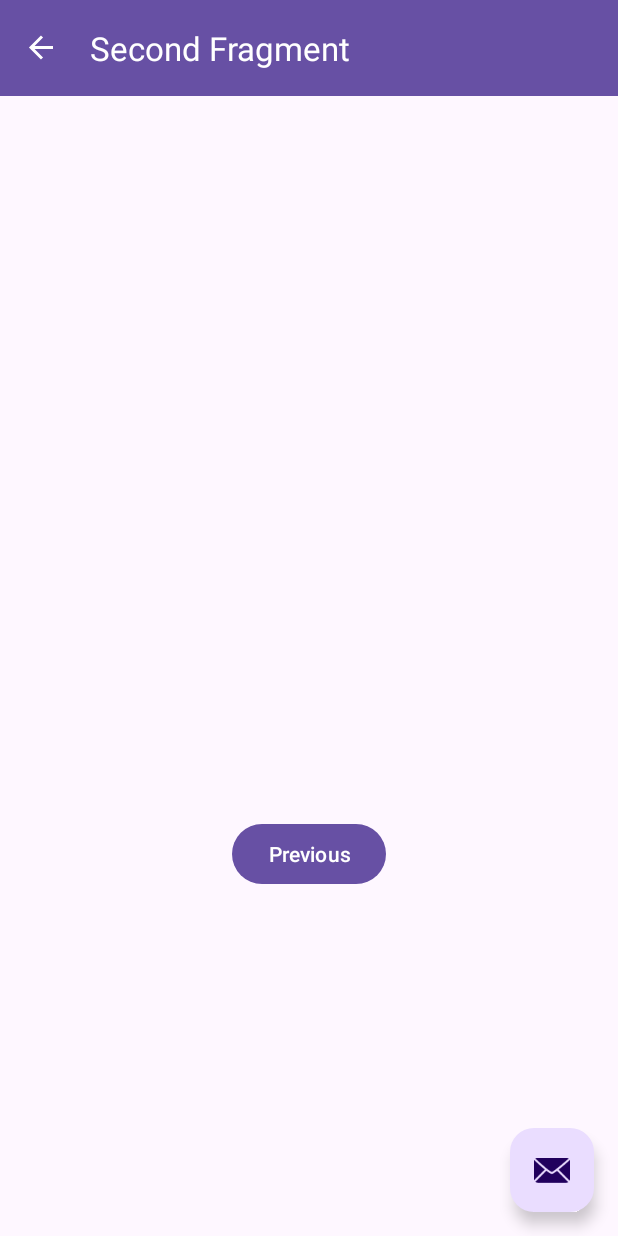
After one commit to KevinAlexanderSoto/Android-BookyouU-APP, an Android app: the ScoreFragment screen opened through its navigation route, on a phone screen of 412 x 824 dp. The commit adds this screen. Run offline under Robolectric (Android 15) with nearby library versions, the phone set to English and light mode, and no system bars; our stand-ins replace navigation-ui.

Commit message:
feature : add activity and some fragments to student user

```diff
--- /dev/null
+++ b/app/src/main/java/com/kalex/bookyouu/StudentActivity.kt
@@ -0,0 +1,40 @@
+package com.kalex.bookyouu
+
+import android.os.Bundle
+import com.google.android.material.snackbar.Snackbar
+import androidx.appcompat.app.AppCompatActivity
+import androidx.navigation.findNavController
+import androidx.navigation.ui.AppBarConfiguration
+import androidx.navigation.ui.navigateUp
+import androidx.navigation.ui.setupActionBarWithNavController
+import com.kalex.bookyouu.databinding.StudentActivityBinding
+
+class StudentActivity : AppCompatActivity() {
+
+    private lateinit var appBarConfiguration: AppBarConfiguration
+    private lateinit var binding: StudentActivityBinding
+
+    override fun onCreate(savedInstanceState: Bundle?) {
+        super.onCreate(savedInstanceState)
+
+        binding = StudentActivityBinding.inflate(layoutInflater)
+        setContentView(binding.root)
+
+        setSupportActionBar(binding.toolbar)
+
+        val navController = findNavController(R.id.nav_host_fragment_content_student)
+        appBarConfiguration = AppBarConfiguration(navController.graph)
+        setupActionBarWithNavController(navController, appBarConfiguration)
+
+        binding.fab.setOnClickListener { view ->
+            Snackbar.make(view, "Replace with your own action", Snackbar.LENGTH_LONG)
+                .setAction("Action", null).show()
+        }
+    }
+
+    override fun onSupportNavigateUp(): Boolean {
+        val navController = findNavController(R.id.nav_host_fragment_content_student)
+        return navController.navigateUp(appBarConfiguration)
+                || super.onSupportNavigateUp()
+    }
+}
--- /dev/null
+++ b/app/src/main/java/com/kalex/bookyouu/student/view/NotesFragment.kt
@@ -0,0 +1,45 @@
+package com.kalex.bookyouu.student.view
+
+import android.os.Bundle
+import androidx.fragment.app.Fragment
+import android.view.LayoutInflater
+import android.view.View
+import android.view.ViewGroup
+import androidx.navigation.fragment.findNavController
+import com.kalex.bookyouu.R
+import com.kalex.bookyouu.databinding.StudentNotesFragmentBinding
+
+/**
+ * A simple [Fragment] subclass as the default destination in the navigation.
+ */
+class NotesFragment : Fragment() {
+
+    private var _binding: StudentNotesFragmentBinding? = null
+
+    // This property is only valid between onCreateView and
+    // onDestroyView.
+    private val binding get() = _binding!!
+
+    override fun onCreateView(
+        inflater: LayoutInflater, container: ViewGroup?,
+        savedInstanceState: Bundle?
+    ): View? {
+
+        _binding = StudentNotesFragmentBinding.inflate(inflater, container, false)
+        return binding.root
+
+    }
+
+    override fun onViewCreated(view: View, savedInstanceState: Bundle?) {
+        super.onViewCreated(view, savedInstanceState)
+
+        binding.buttonFirst.setOnClickListener {
+            findNavController().navigate(R.id.action_FirstFragment_to_SecondFragment)
+        }
+    }
+
+    override fun onDestroyView() {
+        super.onDestroyView()
+        _binding = null
+    }
+}
--- /dev/null
+++ b/app/src/main/java/com/kalex/bookyouu/student/view/ScoreFragment.kt
@@ -0,0 +1,45 @@
+package com.kalex.bookyouu.student.view
+
+import android.os.Bundle
+import androidx.fragment.app.Fragment
+import android.view.LayoutInflater
+import android.view.View
+import android.view.ViewGroup
+import androidx.navigation.fragment.findNavController
+import com.kalex.bookyouu.R
+import com.kalex.bookyouu.databinding.StudentScoreFragmentBinding
+
+/**
+ * A simple [Fragment] subclass as the second destination in the navigation.
+ */
+class ScoreFragment : Fragment() {
+
+    private var _binding: StudentScoreFragmentBinding? = null
+
+    // This property is only valid between onCreateView and
+    // onDestroyView.
+    private val binding get() = _binding!!
+
+    override fun onCreateView(
+        inflater: LayoutInflater, container: ViewGroup?,
+        savedInstanceState: Bundle?
+    ): View? {
+
+        _binding = StudentScoreFragmentBinding.inflate(inflater, container, false)
+        return binding.root
+
+    }
+
+    override fun onViewCreated(view: View, savedInstanceState: Bundle?) {
+        super.onViewCreated(view, savedInstanceState)
+
+        binding.buttonSecond.setOnClickListener {
+            findNavController().navigate(R.id.action_SecondFragment_to_FirstFragment)
+        }
+    }
+
+    override fun onDestroyView() {
+        super.onDestroyView()
+        _binding = null
+    }
+}
--- /dev/null
+++ b/app/src/main/res/layout/student_activity.xml
@@ -0,0 +1,34 @@
+<?xml version="1.0" encoding="utf-8"?>
+<androidx.coordinatorlayout.widget.CoordinatorLayout xmlns:android="http://schemas.android.com/apk/res/android"
+    xmlns:app="http://schemas.android.com/apk/res-auto"
+    xmlns:tools="http://schemas.android.com/tools"
+    android:layout_width="match_parent"
+    android:layout_height="match_parent"
+    tools:context=".StudentActivity">
+
+    <com.google.android.material.appbar.AppBarLayout
+        android:layout_width="match_parent"
+        android:layout_height="wrap_content"
+        android:theme="@style/Theme.BookYouU.AppBarOverlay">
+
+        <androidx.appcompat.widget.Toolbar
+            android:id="@+id/toolbar"
+            android:layout_width="match_parent"
+            android:layout_height="?attr/actionBarSize"
+            android:background="?attr/colorPrimary"
+            app:popupTheme="@style/Theme.BookYouU.PopupOverlay" />
+
+    </com.google.android.material.appbar.AppBarLayout>
+
+    <include layout="@layout/student_content" />
+
+    <com.google.android.material.floatingactionbutton.FloatingActionButton
+        android:id="@+id/fab"
+        android:layout_width="wrap_content"
+        android:layout_height="wrap_content"
+        android:layout_gravity="bottom|end"
+        android:layout_marginEnd="@dimen/fab_margin"
+        android:layout_marginBottom="16dp"
+        app:srcCompat="@android:drawable/ic_dialog_email" />
+
+</androidx.coordinatorlayout.widget.CoordinatorLayout>
--- /dev/null
+++ b/app/src/main/res/layout/student_content.xml
@@ -0,0 +1,19 @@
+<?xml version="1.0" encoding="utf-8"?>
+<androidx.constraintlayout.widget.ConstraintLayout xmlns:android="http://schemas.android.com/apk/res/android"
+    xmlns:app="http://schemas.android.com/apk/res-auto"
+    android:layout_width="match_parent"
+    android:layout_height="match_parent"
+    app:layout_behavior="@string/appbar_scrolling_view_behavior">
+
+    <fragment
+        android:id="@+id/nav_host_fragment_content_student"
+        android:name="androidx.navigation.fragment.NavHostFragment"
+        android:layout_width="0dp"
+        android:layout_height="0dp"
+        app:defaultNavHost="true"
+        app:layout_constraintBottom_toBottomOf="parent"
+        app:layout_constraintEnd_toEndOf="parent"
+        app:layout_constraintStart_toStartOf="parent"
+        app:layout_constraintTop_toTopOf="parent"
+        app:navGraph="@navigation/nav_graph" />
+</androidx.constraintlayout.widget.ConstraintLayout>
--- /dev/null
+++ b/app/src/main/res/layout/student_notes_fragment.xml
@@ -0,0 +1,28 @@
+<?xml version="1.0" encoding="utf-8"?>
+<androidx.constraintlayout.widget.ConstraintLayout xmlns:android="http://schemas.android.com/apk/res/android"
+    xmlns:app="http://schemas.android.com/apk/res-auto"
+    xmlns:tools="http://schemas.android.com/tools"
+    android:layout_width="match_parent"
+    android:layout_height="match_parent"
+    tools:context=".student.view.NotesFragment">
+
+    <TextView
+        android:id="@+id/textview_first"
+        android:layout_width="wrap_content"
+        android:layout_height="wrap_content"
+        android:text="@string/hello_first_fragment"
+        app:layout_constraintBottom_toTopOf="@id/button_first"
+        app:layout_constraintEnd_toEndOf="parent"
+        app:layout_constraintStart_toStartOf="parent"
+        app:layout_constraintTop_toTopOf="parent" />
+
+    <Button
+        android:id="@+id/button_first"
+        android:layout_width="wrap_content"
+        android:layout_height="wrap_content"
+        android:text="@string/next"
+        app:layout_constraintBottom_toBottomOf="parent"
+        app:layout_constraintEnd_toEndOf="parent"
+        app:layout_constraintStart_toStartOf="parent"
+        app:layout_constraintTop_toBottomOf="@id/textview_first" />
+</androidx.constraintlayout.widget.ConstraintLayout>
--- /dev/null
+++ b/app/src/main/res/layout/student_score_fragment.xml
@@ -0,0 +1,27 @@
+<?xml version="1.0" encoding="utf-8"?>
+<androidx.constraintlayout.widget.ConstraintLayout xmlns:android="http://schemas.android.com/apk/res/android"
+    xmlns:app="http://schemas.android.com/apk/res-auto"
+    xmlns:tools="http://schemas.android.com/tools"
+    android:layout_width="match_parent"
+    android:layout_height="match_parent"
+    tools:context=".student.view.ScoreFragment">
+
+    <TextView
+        android:id="@+id/textview_second"
+        android:layout_width="wrap_content"
+        android:layout_height="wrap_content"
+        app:layout_constraintBottom_toTopOf="@id/button_second"
+        app:layout_constraintEnd_toEndOf="parent"
+        app:layout_constraintStart_toStartOf="parent"
+        app:layout_constraintTop_toTopOf="parent" />
+
+    <Button
+        android:id="@+id/button_second"
+        android:layout_width="wrap_content"
+        android:layout_height="wrap_content"
+        android:text="@string/previous"
+        app:layout_constraintBottom_toBottomOf="parent"
+        app:layout_constraintEnd_toEndOf="parent"
+        app:layout_constraintStart_toStartOf="parent"
+        app:layout_constraintTop_toBottomOf="@id/textview_second" />
+</androidx.constraintlayout.widget.ConstraintLayout>
--- /dev/null
+++ b/app/src/main/res/navigation/nav_graph.xml
@@ -0,0 +1,28 @@
+<?xml version="1.0" encoding="utf-8"?>
+<navigation xmlns:android="http://schemas.android.com/apk/res/android"
+    xmlns:app="http://schemas.android.com/apk/res-auto"
+    xmlns:tools="http://schemas.android.com/tools"
+    android:id="@+id/nav_graph"
+    app:startDestination="@id/FirstFragment">
+
+    <fragment
+        android:id="@+id/FirstFragment"
+        android:name="com.kalex.bookyouu.student.view.NotesFragment"
+        android:label="@string/first_fragment_label"
+        tools:layout="@layout/student_notes_fragment">
+
+        <action
+            android:id="@+id/action_FirstFragment_to_SecondFragment"
+            app:destination="@id/SecondFragment" />
+    </fragment>
+    <fragment
+        android:id="@+id/SecondFragment"
+        android:name="com.kalex.bookyouu.student.view.ScoreFragment"
+        android:label="@string/second_fragment_label"
+        tools:layout="@layout/student_score_fragment">
+
+        <action
+            android:id="@+id/action_SecondFragment_to_FirstFragment"
+            app:destination="@id/FirstFragment" />
+    </fragment>
+</navigation>
--- a/app/src/main/res/values/strings.xml
+++ b/app/src/main/res/values/strings.xml
@@ -50,4 +50,5 @@
     <string name="hello_second_fragment">Hello second fragment. Arg: %1$s</string>
     <string name="menu_item_find_title">Consultas</string>
     <string name="title_activity_admin">AdminActivity</string>
+    <string name="title_activity_student">StudentActivity</string>
 </resources>
```
Also changed, not shown: app/src/main/AndroidManifest.xml (+14 -5 lines).
